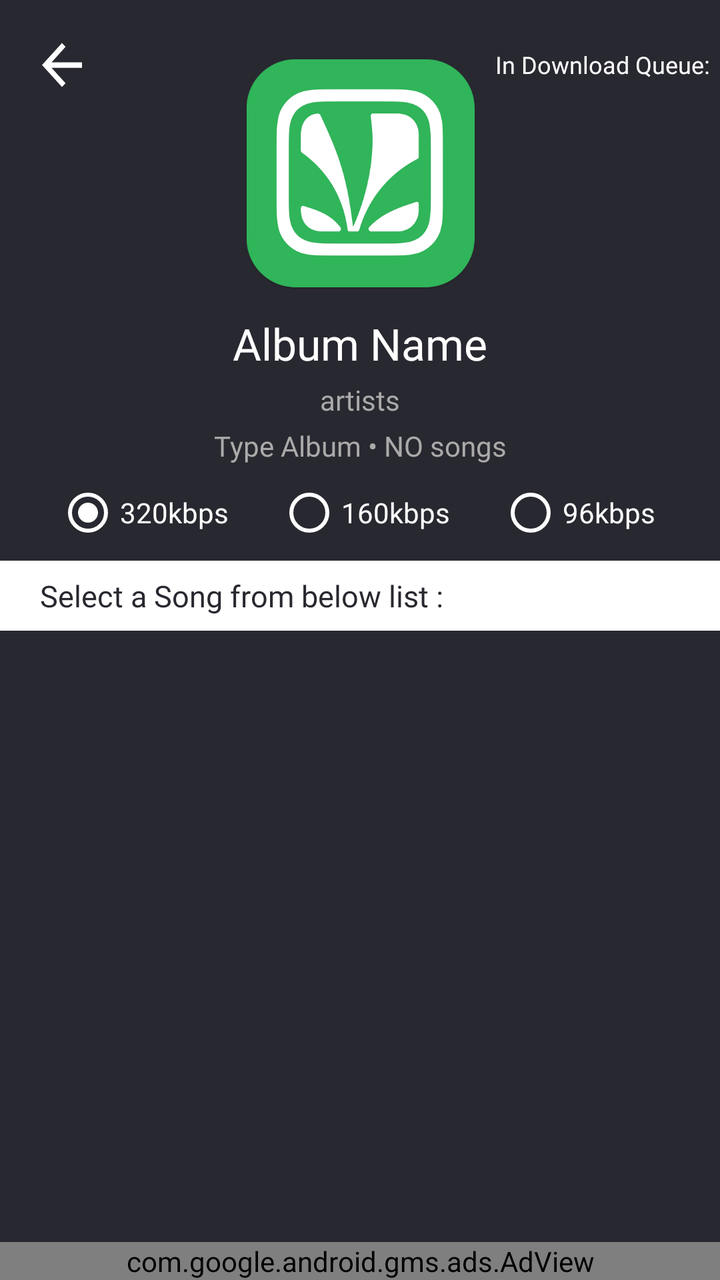
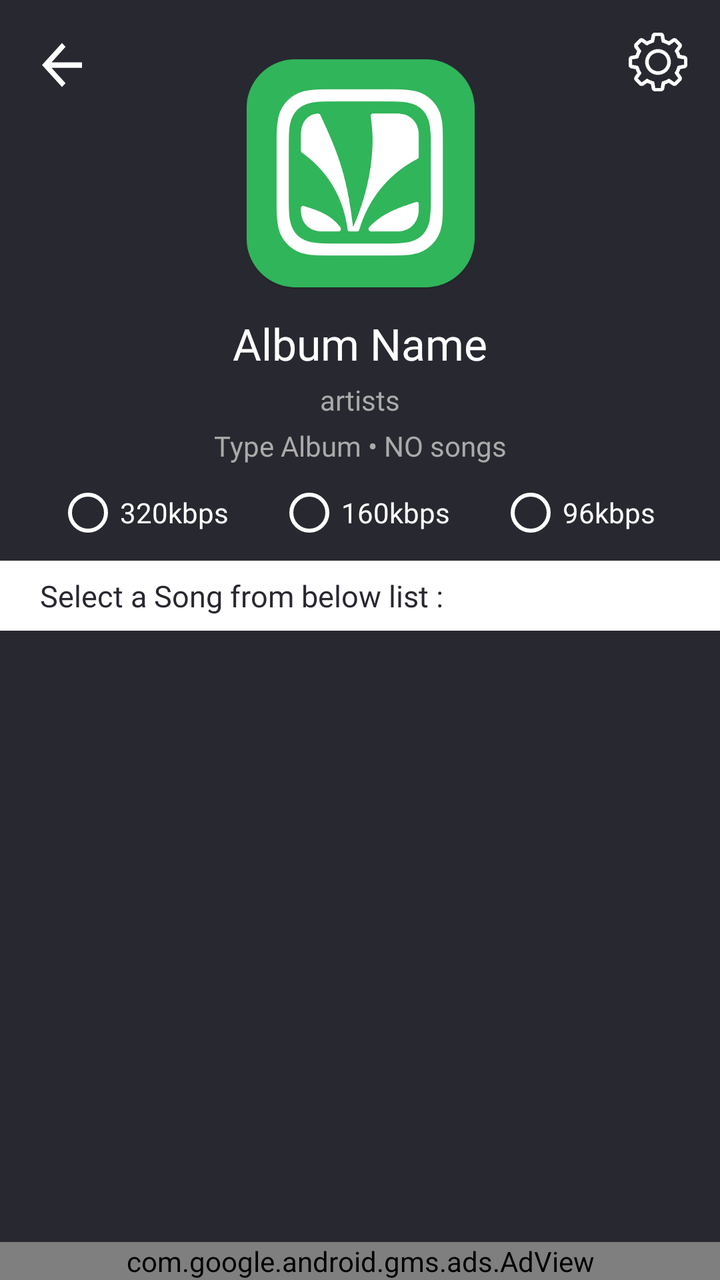

Screens rendered from an Android XML layout before and after an edit, with the pre-edit source and the edit as a unified diff.
<!-- AndroidManifest.xml: application theme AppTheme.NoActionBar -->
<!-- res/layout/activity_album__song__list.xml -->
<?xml version="1.0" encoding="utf-8"?>
<android.support.constraint.ConstraintLayout xmlns:android="http://schemas.android.com/apk/res/android"
    xmlns:app="http://schemas.android.com/apk/res-auto"
    xmlns:tools="http://schemas.android.com/tools"
    android:background="@color/darkAccent"
    android:layout_width="match_parent"
    android:layout_height="match_parent"
    tools:context=".Album_Song_List">


    <TextView
        android:id="@+id/tv_totDowns"
        android:layout_width="wrap_content"
        android:layout_height="wrap_content"
        android:layout_marginTop="18dp"
        android:layout_marginEnd="8dp"
        android:fontFamily="@font/acme"
        android:text="0"
        android:textColor="@android:color/white"
        android:textSize="18sp"
        android:visibility="gone"
        app:layout_constraintEnd_toEndOf="parent"
        app:layout_constraintTop_toTopOf="parent" />

    <ListView
        android:id="@+id/song_list"
        android:layout_width="0dp"
        android:layout_height="0dp"
        android:layout_marginTop="6dp"
        android:layout_marginBottom="8dp"
        app:layout_constraintBottom_toTopOf="@+id/adView_Album"
        app:layout_constraintEnd_toEndOf="parent"
        app:layout_constraintStart_toStartOf="parent"
        app:layout_constraintTop_toBottomOf="@+id/textView" />

    <Button
        android:id="@+id/btn_back"
        android:layout_width="30dp"
        android:layout_height="33dp"
        android:layout_marginStart="16dp"
        android:layout_marginTop="16dp"
        android:background="@drawable/ic_arrow_back"
        app:layout_constraintStart_toStartOf="parent"
        app:layout_constraintTop_toTopOf="parent" />

    <ImageView
        android:id="@+id/img_album"
        android:layout_width="125dp"
        android:layout_height="125dp"
        android:layout_marginStart="8dp"
        android:layout_marginTop="24dp"
        android:layout_marginEnd="8dp"
        android:src="@drawable/temp_saavn"
        app:layout_constraintEnd_toEndOf="parent"
        app:layout_constraintStart_toStartOf="parent"
        app:layout_constraintTop_toTopOf="parent" />

    <TextView
        android:id="@+id/tv_ALPLname"
        android:layout_width="wrap_content"
        android:layout_height="wrap_content"
        android:layout_marginStart="8dp"
        android:layout_marginTop="8dp"
        android:layout_marginEnd="8dp"
        android:fontFamily="@font/acme"
        android:text="Album Name"
        android:gravity="center"
        android:textColor="@android:color/white"
        android:textSize="22sp"
        app:layout_constraintEnd_toEndOf="parent"
        app:layout_constraintStart_toStartOf="parent"
        app:layout_constraintTop_toBottomOf="@+id/img_album" />

    <TextView
        android:id="@+id/tv_artists"
        android:layout_width="wrap_content"
        android:layout_height="wrap_content"
        android:layout_marginStart="8dp"
        android:layout_marginTop="4dp"
        android:layout_marginEnd="8dp"
        android:fontFamily="@font/abel"
        android:text="artists"
        android:gravity="center"
        android:textColor="@android:color/darker_gray"
        android:textSize="14sp"
        app:layout_constraintEnd_toEndOf="parent"
        app:layout_constraintStart_toStartOf="parent"
        app:layout_constraintTop_toBottomOf="@+id/tv_ALPLname" />

    <TextView
        android:id="@+id/tv_typetot"
        android:layout_width="wrap_content"
        android:layout_height="wrap_content"
        android:layout_marginStart="8dp"
        android:layout_marginTop="4dp"
        android:layout_marginEnd="8dp"
        android:fontFamily="@font/abel"
        android:text="Type Album • NO songs"
        android:gravity="center"
        android:textColor="@android:color/darker_gray"
        android:textSize="14sp"
        app:layout_constraintEnd_toEndOf="parent"
        app:layout_constraintStart_toStartOf="parent"
        app:layout_constraintTop_toBottomOf="@+id/tv_artists" />

    <TextView
        android:id="@+id/textView"
        android:layout_width="0dp"
        android:layout_height="35dp"
        android:layout_marginTop="8dp"
        android:background="@android:color/white"
        android:fontFamily="@font/capriola"
        android:gravity="center|left"
        android:paddingLeft="20dp"
        android:text="Select a Song from below list :"
        android:textColor="@color/darkAccent"
        android:textSize="15sp"
        app:layout_constraintEnd_toEndOf="parent"
        app:layout_constraintHorizontal_bias="0.0"
        app:layout_constraintStart_toStartOf="parent"
        app:layout_constraintTop_toBottomOf="@+id/radioGroup" />

    <RadioGroup
        android:id="@+id/radioGroup"
        android:layout_width="0dp"
        android:layout_height="wrap_content"
        android:layout_marginStart="8dp"
        android:layout_marginTop="8dp"
        android:layout_marginEnd="8dp"
        android:orientation="horizontal"
        android:paddingLeft="20dp"
        app:layout_constraintEnd_toEndOf="parent"
        app:layout_constraintHorizontal_bias="0.498"
        app:layout_constraintStart_toStartOf="parent"
        app:layout_constraintTop_toBottomOf="@+id/tv_typetot">

        <RadioButton
            android:id="@+id/radio_320"
            android:tag="320"
            style="@style/Widget.AppCompat.CompoundButton.RadioButton"
            android:checked="true"
            android:layout_width="wrap_content"
            android:layout_height="wrap_content"
            android:layout_gravity="left"
            android:layout_weight="1"
            android:buttonTint="@android:color/white"
            android:fontFamily="@font/secular_one"
            android:text="320kbps"
            android:textColor="@android:color/white" />

        <RadioButton
            android:id="@+id/radio_160"
            android:tag="160"
            android:layout_width="wrap_content"
            android:layout_height="wrap_content"
            android:layout_gravity="center"
            android:layout_weight="1"
            android:buttonTint="@android:color/white"
            android:fontFamily="@font/secular_one"
            android:text="160kbps"
            android:textColor="@android:color/white" />

        <RadioButton
            android:id="@+id/radio_96"
            android:tag="96"
            android:layout_width="wrap_content"
            android:layout_height="wrap_content"
            android:layout_gravity="right"
            android:layout_weight="1"
            android:buttonTint="@android:color/white"
            android:fontFamily="@font/secular_one"
            android:text="96kbps"
            android:textColor="@android:color/white" />

    </RadioGroup>

    <Button
        android:id="@+id/btn_down_alb"
        android:layout_width="45dp"
        android:layout_height="45dp"
        android:layout_marginTop="16dp"
        android:layout_marginEnd="16dp"
        android:background="@drawable/ic_wdown"
        android:visibility="gone"
        app:layout_constraintEnd_toEndOf="parent"
        app:layout_constraintTop_toTopOf="parent" />

    <TextView
        android:id="@+id/textView16"
        android:layout_width="wrap_content"
        android:layout_height="wrap_content"
        android:layout_marginStart="8dp"
        android:layout_marginTop="24dp"
        android:layout_marginEnd="2dp"
        android:fontFamily="@font/advent_pro_medium"
        android:text="In Download Queue: "
        android:textColor="@android:color/white"
        android:textSize="12sp"
        app:layout_constraintEnd_toStartOf="@+id/tv_totDowns"
        app:layout_constraintHorizontal_bias="1.0"
        app:layout_constraintStart_toEndOf="@+id/img_album"
        app:layout_constraintTop_toTopOf="parent" />

    <com.google.android.gms.ads.AdView xmlns:ads="http://schemas.android.com/apk/res-auto"
        android:id="@+id/adView_Album"
        android:layout_width="0dp"
        android:layout_height="wrap_content"
        android:layout_alignParentBottom="true"
        android:layout_centerHorizontal="true"
        ads:adSize="BANNER"
        ads:adUnitId="@string/ad_Album"
        ads:layout_constraintBottom_toBottomOf="parent"
        ads:layout_constraintEnd_toEndOf="parent"
        ads:layout_constraintStart_toStartOf="parent"></com.google.android.gms.ads.AdView>

</android.support.constraint.ConstraintLayout>
<!-- resources referenced by this layout -->
<resources>
  <color name="darkAccent">#282830</color>
  <!-- drawable ic_arrow_back (drawable) -->
  <vector xmlns:android="http://schemas.android.com/apk/res/android"
          android:width="24dp"
          android:height="24dp"
          android:viewportWidth="24.0"
          android:viewportHeight="24.0">
      <path
          android:fillColor="#FFF"
          android:pathData="M20,11H7.83l5.59,-5.59L12,4l-8,8 8,8 1.41,-1.41L7.83,13H20v-2z"/>
  </vector>
  <!-- drawable ic_wdown: png bitmap (drawable, 23754 bytes) -->
  <!-- drawable temp_saavn: png bitmap (drawable, 30275 bytes) -->
  <string name="ad_Album">ca-app-pub-3940256099942544/6300978111</string>
  <style name="AppTheme.NoActionBar">
          <item name="windowActionBar">false</item>
          <item name="windowNoTitle">true</item>
      </style>
</resources>

<!-- the commit's change to res/layout/activity_album__song__list.xml (unified diff, before → after) -->
@@ -138,7 +138,7 @@
             android:id="@+id/radio_320"
             android:tag="320"
             style="@style/Widget.AppCompat.CompoundButton.RadioButton"
-            android:checked="true"
+
             android:layout_width="wrap_content"
             android:layout_height="wrap_content"
             android:layout_gravity="left"
@@ -196,6 +196,7 @@
         android:text="In Download Queue: "
         android:textColor="@android:color/white"
         android:textSize="12sp"
+        android:visibility="gone"
         app:layout_constraintEnd_toStartOf="@+id/tv_totDowns"
         app:layout_constraintHorizontal_bias="1.0"
         app:layout_constraintStart_toEndOf="@+id/img_album"
@@ -213,4 +214,14 @@
         ads:layout_constraintEnd_toEndOf="parent"
         ads:layout_constraintStart_toStartOf="parent"></com.google.android.gms.ads.AdView>
 
+    <ImageView
+        android:id="@+id/btn_settings"
+        android:layout_width="30dp"
+        android:layout_height="30dp"
+        android:layout_marginTop="16dp"
+        android:layout_marginEnd="16dp"
+        app:layout_constraintEnd_toEndOf="parent"
+        app:layout_constraintTop_toTopOf="parent"
+        app:srcCompat="@drawable/ic_settings" />
+
 </android.support.constraint.ConstraintLayout>
<!-- resource entries referenced after the edit -->
@@ -11,6 +11,7 @@
           android:fillColor="#FFF"
           android:pathData="M20,11H7.83l5.59,-5.59L12,4l-8,8 8,8 1.41,-1.41L7.83,13H20v-2z"/>
   </vector>
+  <!-- drawable ic_settings: png bitmap (drawable, 27583 bytes) -->
   <!-- drawable ic_wdown: png bitmap (drawable, 23754 bytes) -->
   <!-- drawable temp_saavn: png bitmap (drawable, 30275 bytes) -->
   <string name="ad_Album">ca-app-pub-3940256099942544/6300978111</string>
